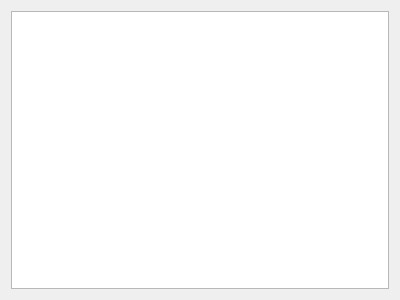
Old version of the form dialog.ui in the repository Anna-Sent/networkplanning.
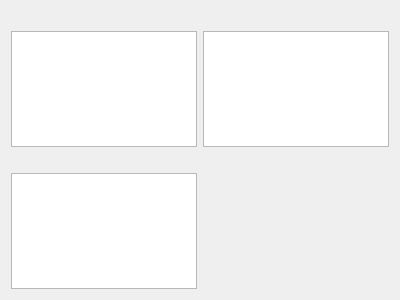
New version of the form.

Patch:
```diff
--- a/dialog.ui
+++ b/dialog.ui
@@ -14,8 +14,42 @@
    <string>Dialog</string>
   </property>
   <layout class="QGridLayout" name="gridLayout">
+   <item row="1" column="0">
+    <widget class="QTableView" name="tableView1"/>
+   </item>
+   <item row="3" column="0">
+    <widget class="QTableView" name="tableView3"/>
+   </item>
+   <item row="1" column="1">
+    <widget class="QTableView" name="tableView2"/>
+   </item>
+   <item row="3" column="1">
+    <widget class="QLabel" name="label">
+     <property name="text">
+      <string/>
+     </property>
+    </widget>
+   </item>
+   <item row="2" column="0">
+    <widget class="QLabel" name="label3">
+     <property name="text">
+      <string/>
+     </property>
+    </widget>
+   </item>
    <item row="0" column="0">
-    <widget class="QTableView" name="tableView"/>
+    <widget class="QLabel" name="label1">
+     <property name="text">
+      <string/>
+     </property>
+    </widget>
+   </item>
+   <item row="0" column="1">
+    <widget class="QLabel" name="label2">
+     <property name="text">
+      <string/>
+     </property>
+    </widget>
    </item>
   </layout>
  </widget>
```
